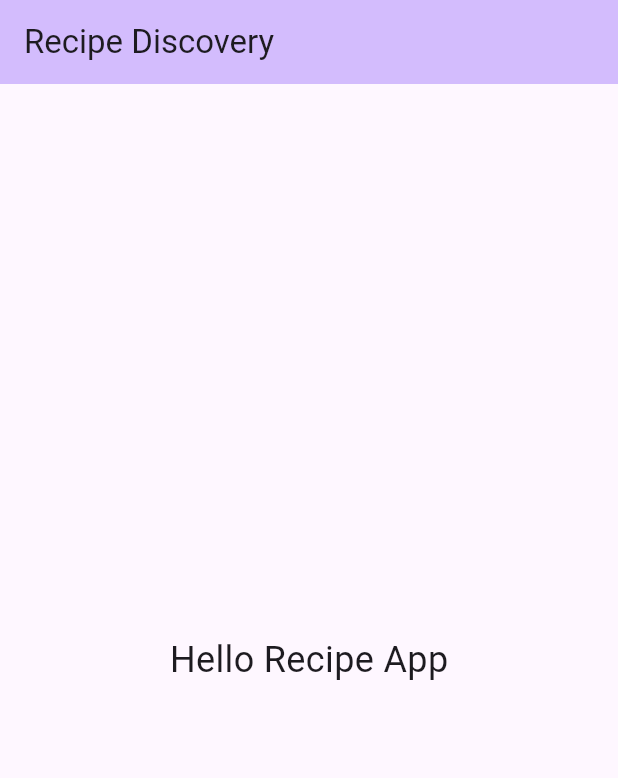
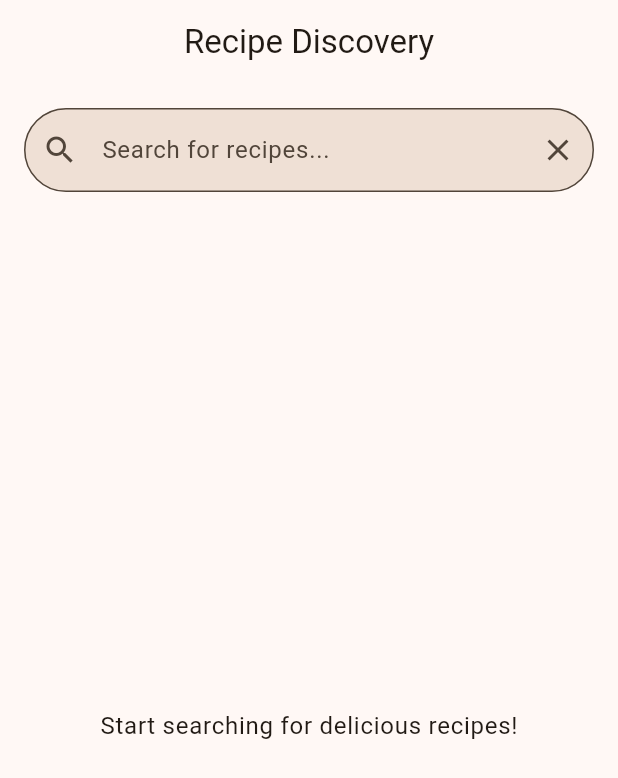
Before and after one commit to TheJenilDGohel/Recipe-App, a Flutter app: the screen it shows after launch, on a phone screen of 412 x 824 dp. Shown: the top 778 px of the screen. Run offline on Flutter 3.47's test engine with Material 3 defaults, Android fonts, the phone set to English and light mode, and no system bars; our stand-ins replace dio, flutter_riverpod, freezed_annotation, riverpod_annotation; generated files the repository leaves out were written again.

Commit message:
feat(02-02): create home screen and search bar
- Implemented HomeScreen with search results list
- Implemented RecipeSearchBar with debounced state update
- Updated main.dart to use HomeScreen as the entry point

```diff
--- a/lib/main.dart
+++ b/lib/main.dart
@@ -1,5 +1,6 @@
 import 'package:flutter/material.dart';
 import 'package:flutter_riverpod/flutter_riverpod.dart';
+import 'package:recipe_app/src/features/recipes/presentation/screens/home_screen.dart';
 
 void main() {
   runApp(
@@ -17,30 +18,10 @@ class MyApp extends StatelessWidget {
     return MaterialApp(
       title: 'Recipe App',
       theme: ThemeData(
-        colorScheme: ColorScheme.fromSeed(seedColor: Colors.deepPurple),
+        colorScheme: ColorScheme.fromSeed(seedColor: Colors.orange),
         useMaterial3: true,
       ),
-      home: const RecipeHomeScreen(),
+      home: const HomeScreen(),
     );
   }
 }
-
-class RecipeHomeScreen extends StatelessWidget {
-  const RecipeHomeScreen({super.key});
-
-  @override
-  Widget build(BuildContext context) {
-    return Scaffold(
-      appBar: AppBar(
-        title: const Text('Recipe Discovery'),
-        backgroundColor: Theme.of(context).colorScheme.inversePrimary,
-      ),
-      body: const Center(
-        child: Text(
-          'Hello Recipe App',
-          style: TextStyle(fontSize: 24),
-        ),
-      ),
-    );
-  }
-}
--- /dev/null
+++ b/lib/src/features/recipes/presentation/screens/home_screen.dart
@@ -0,0 +1,56 @@
+import 'package:flutter/material.dart';
+import 'package:flutter_riverpod/flutter_riverpod.dart';
+import 'package:recipe_app/src/features/recipes/presentation/providers/search_provider.dart';
+import 'package:recipe_app/src/features/recipes/presentation/widgets/search_bar.dart';
+
+class HomeScreen extends ConsumerWidget {
+  const HomeScreen({super.key});
+
+  @override
+  Widget build(BuildContext context, WidgetRef ref) {
+    final searchQuery = ref.watch(searchQueryProvider);
+    final searchResults = ref.watch(searchRecipesProvider(searchQuery));
+
+    return Scaffold(
+      appBar: AppBar(
+        title: const Text('Recipe Discovery'),
+        centerTitle: true,
+      ),
+      body: Column(
+        children: [
+          const RecipeSearchBar(),
+          Expanded(
+            child: searchResults.when(
+              data: (meals) {
+                if (meals.isEmpty) {
+                  return Center(
+                    child: Text(
+                      searchQuery.isEmpty
+                          ? 'Start searching for delicious recipes!'
+                          : 'No recipes found for "$searchQuery"',
+                      style: Theme.of(context).textTheme.bodyLarge,
+                    ),
+                  );
+                }
+                return ListView.builder(
+                  itemCount: meals.length,
+                  itemBuilder: (context, index) {
+                    final meal = meals[index];
+                    return ListTile(
+                      title: Text(meal.name),
+                      subtitle: Text(meal.category),
+                    );
+                  },
+                );
+              },
+              loading: () => const Center(child: CircularProgressIndicator()),
+              error: (error, stack) => Center(
+                child: Text('Error: ${error.toString()}'),
+              ),
+            ),
+          ),
+        ],
+      ),
+    );
+  }
+}
--- /dev/null
+++ b/lib/src/features/recipes/presentation/widgets/search_bar.dart
@@ -0,0 +1,55 @@
+import 'package:flutter/material.dart';
+import 'package:flutter_riverpod/flutter_riverpod.dart';
+import 'package:recipe_app/src/features/recipes/presentation/providers/search_provider.dart';
+
+class RecipeSearchBar extends ConsumerStatefulWidget {
+  const RecipeSearchBar({super.key});
+
+  @override
+  ConsumerState<RecipeSearchBar> createState() => _RecipeSearchBarState();
+}
+
+class _RecipeSearchBarState extends ConsumerState<RecipeSearchBar> {
+  late final TextEditingController _controller;
+
+  @override
+  void initState() {
+    super.initState();
+    _controller = TextEditingController();
+  }
+
+  @override
+  void dispose() {
+    _controller.dispose();
+    super.dispose();
+  }
+
+  @override
+  Widget build(BuildContext context) {
+    return Padding(
+      padding: const EdgeInsets.all(16.0),
+      child: TextField(
+        controller: _controller,
+        decoration: InputDecoration(
+          hintText: 'Search for recipes...',
+          prefixIcon: const Icon(Icons.search),
+          suffixIcon: IconButton(
+            icon: const Icon(Icons.clear),
+            onPressed: () {
+              _controller.clear();
+              ref.read(searchQueryProvider.notifier).update('');
+            },
+          ),
+          border: OutlineInputBorder(
+            borderRadius: BorderRadius.circular(30),
+          ),
+          filled: true,
+          fillColor: Theme.of(context).colorScheme.surfaceContainerHighest,
+        ),
+        onChanged: (value) {
+          ref.read(searchQueryProvider.notifier).update(value);
+        },
+      ),
+    );
+  }
+}
```
